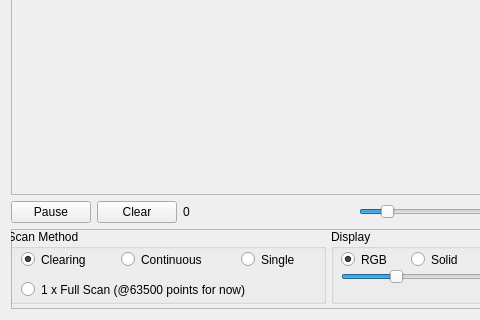
Before: the Qt Designer form Client/mainwindow.ui in ANW180/Pidar, drawn with Qt 5; both pictures show x 0 to 480 and y 190 to 510 of the 577 by 510 pixel window.
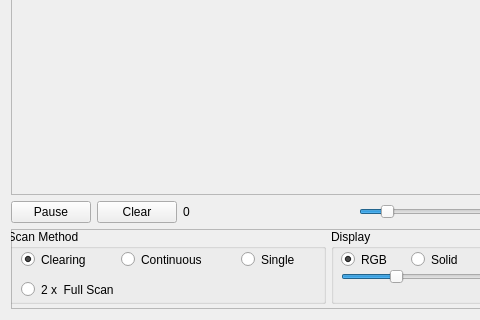
After: the same form once the commit is applied. Custom widgets are drawn as their Qt base class.

Commit message: Detecting 360 degree rotation (2x full scan)

```diff
--- a/Client/mainwindow.ui
+++ b/Client/mainwindow.ui
@@ -212,12 +212,12 @@
          <rect>
           <x>20</x>
           <y>50</y>
-          <width>261</width>
+          <width>131</width>
           <height>21</height>
          </rect>
         </property>
         <property name="text">
-         <string>1 x Full Scan (@63500 points for now)</string>
+         <string>2 x  Full Scan</string>
         </property>
        </widget>
       </widget>
```
The commit also changes 1 other file.
